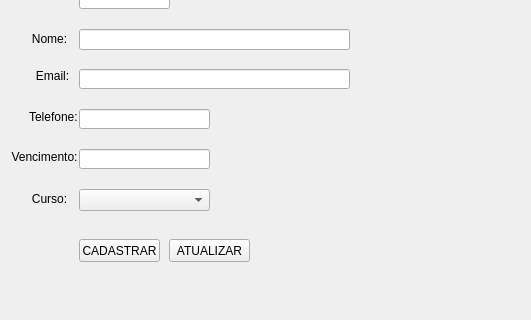
Qt form design.ui (ruben-sa-brito/rapsodia) before a commit; both pictures show x 0 to 531 and y 108 to 428 of the 531 by 614 pixel window.
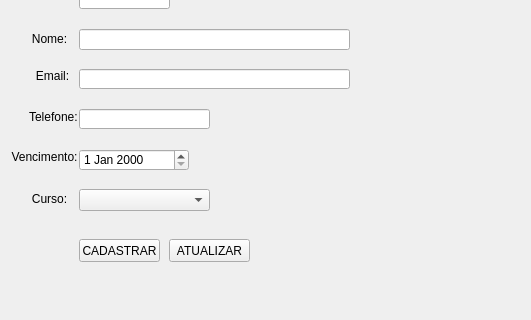
The same form after that commit. Icons and pictures are not drawn.

Commit message: add datEdit and comboBox

```diff
--- a/design.ui
+++ b/design.ui
@@ -113,16 +113,6 @@
          <string>Telefone:</string>
         </property>
        </widget>
-       <widget class="QLineEdit" name="lineEdit_5">
-        <property name="geometry">
-         <rect>
-          <x>70</x>
-          <y>200</y>
-          <width>131</width>
-          <height>20</height>
-         </rect>
-        </property>
-       </widget>
        <widget class="QPushButton" name="pushButton">
         <property name="geometry">
          <rect>
@@ -195,6 +185,16 @@
          <string>ATUALIZAR</string>
         </property>
        </widget>
+       <widget class="QDateEdit" name="dateEdit">
+        <property name="geometry">
+         <rect>
+          <x>70</x>
+          <y>200</y>
+          <width>110</width>
+          <height>22</height>
+         </rect>
+        </property>
+       </widget>
       </widget>
       <widget class="QWidget" name="cursos">
        <widget class="QLabel" name="label_14">
```
Left out of the diff: 28 changed lines with no effect on the pictures. The commit also changes 3 other files.
